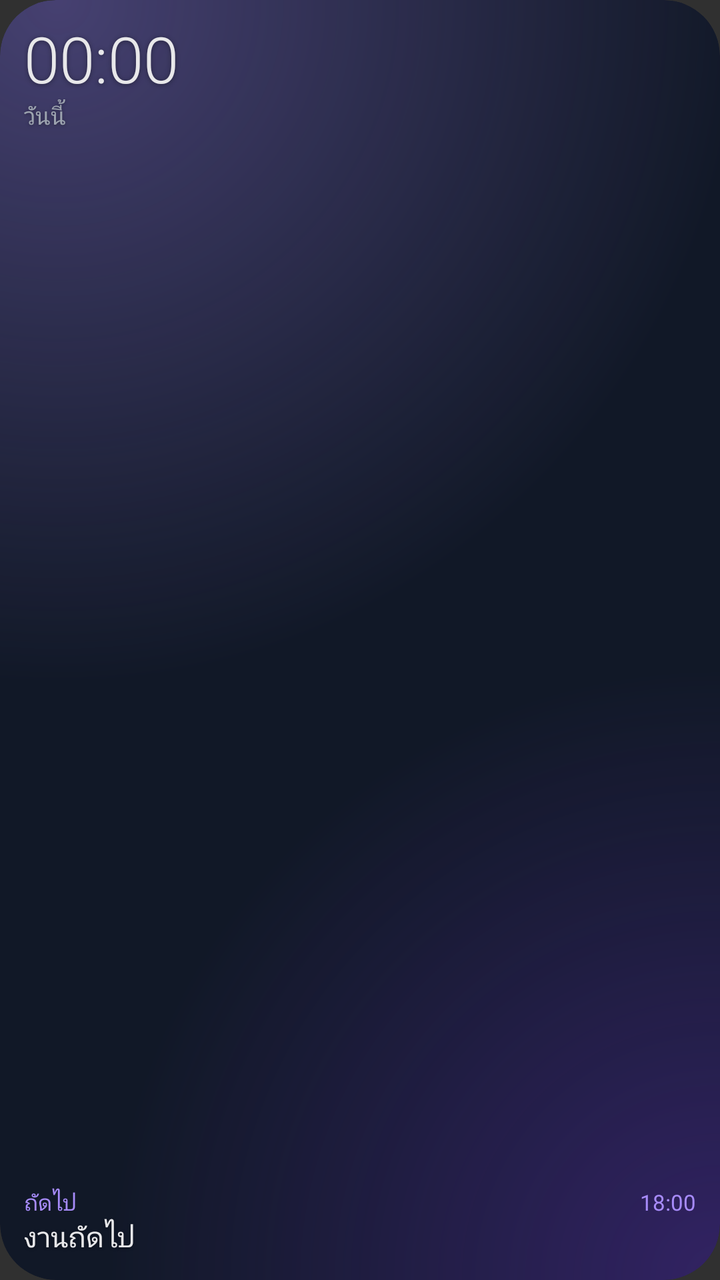
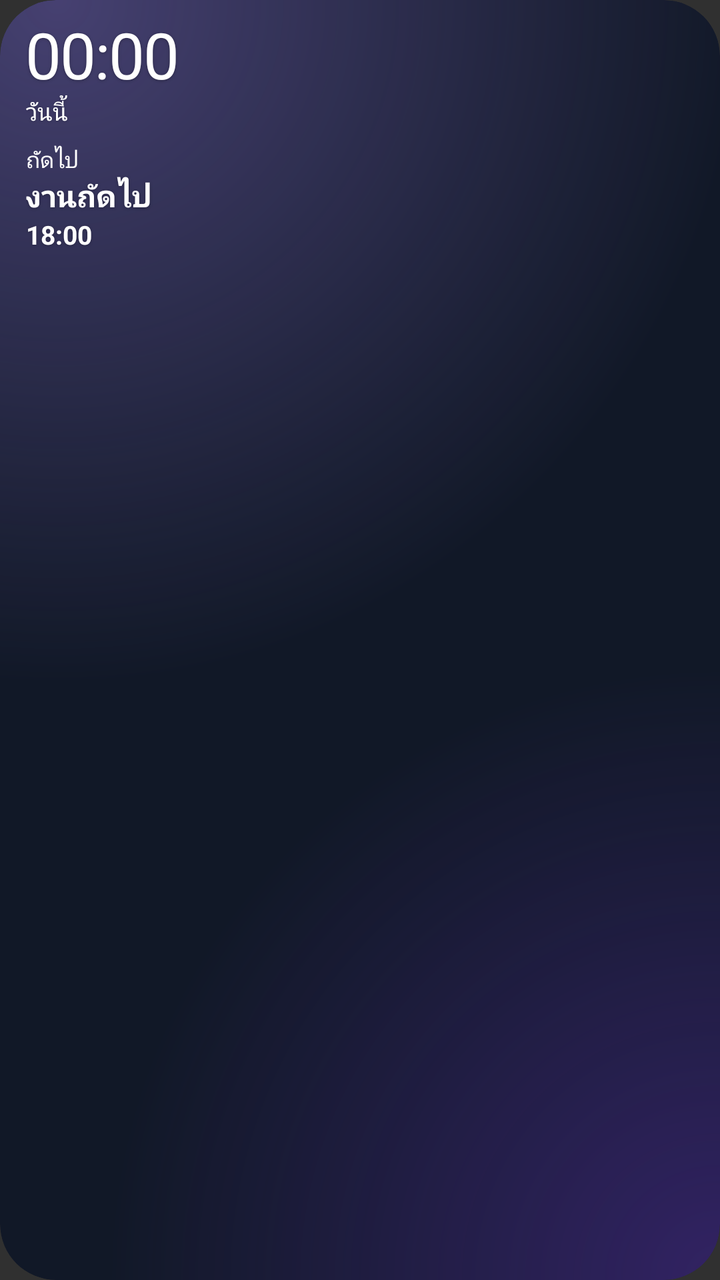

Before-and-after screenshots of an Android layout around one commit, followed by the original layout XML and the change that was made.
<!-- AndroidManifest.xml: application theme android:Theme.Material.NoActionBar -->
<!-- res/layout/widget_small.xml -->
<?xml version="1.0" encoding="utf-8"?>

<FrameLayout xmlns:android="http://schemas.android.com/apk/res/android"
    android:id="@android:id/background"
    android:layout_width="match_parent"
    android:layout_height="match_parent"
    android:background="@drawable/widget_outline"
    android:clipToOutline="true">

    <ImageView
        android:id="@+id/w_card"
        android:layout_width="match_parent"
        android:layout_height="match_parent"
        android:importantForAccessibility="no"
        android:scaleType="fitXY"
        android:src="@drawable/widget_card" />

    <ImageView
        android:id="@+id/w_photo"
        android:layout_width="match_parent"
        android:layout_height="match_parent"
        android:importantForAccessibility="no"
        android:scaleType="centerCrop"
        android:visibility="gone" />

    <ImageView
        android:id="@+id/w_glow"
        android:layout_width="match_parent"
        android:layout_height="match_parent"
        android:importantForAccessibility="no"
        android:scaleType="fitXY"
        android:src="@drawable/widget_glow" />

    <ImageView
        android:id="@+id/w_glow_end"
        android:layout_width="match_parent"
        android:layout_height="match_parent"
        android:importantForAccessibility="no"
        android:scaleType="fitXY"
        android:src="@drawable/widget_glow_end" />

    <ImageView
        android:id="@+id/w_scrim"
        android:layout_width="match_parent"
        android:layout_height="match_parent"
        android:importantForAccessibility="no"
        android:scaleType="fitXY"
        android:src="@drawable/widget_scrim"
        android:visibility="gone" />

    
    <ProgressBar
        android:id="@+id/w_shine"
        style="@android:style/Widget.ProgressBar"
        android:layout_width="match_parent"
        android:layout_height="match_parent"
        android:importantForAccessibility="no"
        android:indeterminate="true"
        android:indeterminateDrawable="@drawable/widget_shine"
        android:maxWidth="4000dp"
        android:maxHeight="4000dp"
        android:minWidth="0dp"
        android:minHeight="0dp" />

    <LinearLayout
        android:layout_width="match_parent"
        android:layout_height="match_parent"
        android:orientation="vertical"
        android:padding="12dp">

        <LinearLayout
            android:layout_width="match_parent"
            android:layout_height="wrap_content"
            android:gravity="center_vertical"
            android:orientation="horizontal">

            <TextClock
                android:id="@+id/w_clock"
                android:layout_width="0dp"
                android:layout_height="wrap_content"
                android:layout_weight="1"
                android:fontFamily="sans-serif-light"
                android:fontFeatureSettings="tnum"
                android:format12Hour="HH:mm"
                android:format24Hour="HH:mm"
                android:includeFontPadding="false"
                android:maxLines="1"
                android:shadowColor="#66000000"
                android:shadowDy="1"
                android:shadowRadius="6"
                android:textColor="#E8E8EA"
                android:textSize="32sp" />

            <ImageView
                android:id="@+id/w_moon"
                android:layout_width="14dp"
                android:layout_height="14dp"
                android:layout_marginStart="6dp"
                android:contentDescription="ช่วงเงียบ"
                android:src="@drawable/ic_moon"
                android:visibility="gone" />

            <LinearLayout
                android:id="@+id/w_wait"
                android:layout_width="wrap_content"
                android:layout_height="wrap_content"
                android:layout_marginStart="6dp"
                android:background="@drawable/widget_pill"
                android:gravity="center_vertical"
                android:orientation="horizontal"
                android:paddingStart="7dp"
                android:paddingTop="3dp"
                android:paddingEnd="8dp"
                android:paddingBottom="3dp"
                android:visibility="gone">

                <ImageView
                    android:id="@+id/w_wait_icon"
                    android:layout_width="12dp"
                    android:layout_height="12dp"
                    android:importantForAccessibility="no"
                    android:src="@drawable/ic_wallet" />

                <TextView
                    android:id="@+id/w_wait_count"
                    android:layout_width="wrap_content"
                    android:layout_height="wrap_content"
                    android:layout_marginStart="4dp"
                    android:fontFeatureSettings="tnum"
                    android:includeFontPadding="false"
                    android:maxLines="1"
                    android:textColor="#A78BFA"
                    android:textSize="11sp" />
            </LinearLayout>
        </LinearLayout>

        <TextView
            android:id="@+id/w_date"
            android:layout_width="match_parent"
            android:layout_height="wrap_content"
            android:ellipsize="end"
            android:maxLines="1"
            android:shadowColor="#59000000"
            android:shadowDy="1"
            android:shadowRadius="4"
            android:text="วันนี้"
            android:textColor="#9CA3AF"
            android:textSize="12sp" />

        
        <FrameLayout
            android:layout_width="match_parent"
            android:layout_height="0dp"
            android:layout_weight="1" />

        <LinearLayout
            android:layout_width="match_parent"
            android:layout_height="wrap_content"
            android:gravity="center_vertical"
            android:orientation="horizontal">

            <TextView
                android:id="@+id/w_head_label"
                android:layout_width="0dp"
                android:layout_height="wrap_content"
                android:layout_weight="1"
                android:ellipsize="end"
                android:maxLines="1"
                android:text="ถัดไป"
                android:textColor="#A78BFA"
                android:textSize="11sp" />

            <TextView
                android:id="@+id/w_head_time"
                android:layout_width="wrap_content"
                android:layout_height="wrap_content"
                android:layout_marginStart="6dp"
                android:fontFeatureSettings="tnum"
                android:maxLines="1"
                android:text="18:00"
                android:textColor="#A78BFA"
                android:textSize="11sp" />
        </LinearLayout>

        <TextView
            android:id="@+id/w_head_name"
            android:layout_width="match_parent"
            android:layout_height="wrap_content"
            android:ellipsize="end"
            android:maxLines="2"
            android:shadowColor="#59000000"
            android:shadowDy="1"
            android:shadowRadius="4"
            android:text="งานถัดไป"
            android:textColor="#E8E8EA"
            android:textSize="14sp" />

        <LinearLayout
            android:id="@+id/w_progress"
            android:layout_width="match_parent"
            android:layout_height="wrap_content"
            android:layout_marginTop="8dp"
            android:gravity="center_vertical"
            android:orientation="horizontal"
            android:visibility="gone">

            <FrameLayout
                android:id="@+id/w_bar"
                android:layout_width="0dp"
                android:layout_height="4dp"
                android:layout_marginEnd="10dp"
                android:layout_weight="1">

                <ImageView
                    android:layout_width="match_parent"
                    android:layout_height="match_parent"
                    android:importantForAccessibility="no"
                    android:scaleType="fitXY"
                    android:src="@drawable/widget_bar_track" />

                <ImageView
                    android:id="@+id/w_bar_fill"
                    android:layout_width="match_parent"
                    android:layout_height="match_parent"
                    android:importantForAccessibility="no"
                    android:scaleType="fitXY"
                    android:src="@drawable/widget_bar_fill" />
            </FrameLayout>

            <TextView
                android:id="@+id/w_count"
                android:layout_width="wrap_content"
                android:layout_height="wrap_content"
                android:fontFeatureSettings="tnum"
                android:maxLines="1"
                android:shadowColor="#59000000"
                android:shadowDy="1"
                android:shadowRadius="4"
                android:text="2/5"
                android:textColor="#9CA3AF"
                android:textSize="11sp" />
        </LinearLayout>
    </LinearLayout>
</FrameLayout>
<!-- resources referenced by this layout -->
<resources>
  <!-- drawable ic_moon (drawable) -->
  <?xml version="1.0" encoding="utf-8"?>
  
  <vector xmlns:android="http://schemas.android.com/apk/res/android"
      android:width="24dp"
      android:height="24dp"
      android:viewportWidth="24"
      android:viewportHeight="24">
      <path
          android:pathData="M20.985 12.486a9 9 0 1 1-9.473-9.472c.405-.022.617.46.402.803a6 6 0 0 0 8.268 8.268c.344-.215.825-.004.803.401"
          android:fillColor="#00000000"
          android:strokeColor="#FFFFFFFF"
          android:strokeWidth="2"
          android:strokeLineCap="round"
          android:strokeLineJoin="round"
          />
  </vector>
  <!-- drawable widget_bar_fill (drawable) -->
  <?xml version="1.0" encoding="utf-8"?>
  
  <clip xmlns:android="http://schemas.android.com/apk/res/android"
      android:clipOrientation="horizontal"
      android:drawable="@drawable/widget_bar"
      android:gravity="left" />
  <!-- drawable widget_bar_track (drawable) -->
  <?xml version="1.0" encoding="utf-8"?>
  
  <shape xmlns:android="http://schemas.android.com/apk/res/android"
      android:shape="rectangle">
      <corners android:radius="3dp" />
      <solid android:color="#2EFFFFFF" />
  </shape>
  <!-- drawable widget_card (drawable) -->
  <?xml version="1.0" encoding="utf-8"?>
  
  <shape xmlns:android="http://schemas.android.com/apk/res/android"
      android:shape="rectangle">
      <corners android:radius="@dimen/widget_radius" />
      <solid android:color="#111827" />
  </shape>
  <!-- drawable widget_glow (drawable) -->
  <?xml version="1.0" encoding="utf-8"?>
  
  <shape xmlns:android="http://schemas.android.com/apk/res/android"
      android:shape="rectangle">
      <corners android:radius="@dimen/widget_radius" />
      <gradient
          android:centerX="0.08"
          android:centerY="0"
          android:endColor="#00A78BFA"
          android:gradientRadius="95%"
          android:startColor="#59A78BFA"
          android:type="radial" />
  </shape>
  <!-- drawable widget_glow_end (drawable) -->
  <?xml version="1.0" encoding="utf-8"?>
  
  <shape xmlns:android="http://schemas.android.com/apk/res/android"
      android:shape="rectangle">
      <corners android:radius="@dimen/widget_radius" />
      <gradient
          android:centerX="1"
          android:centerY="1"
          android:endColor="#007C3AED"
          android:gradientRadius="85%"
          android:startColor="#4D7C3AED"
          android:type="radial" />
  </shape>
  <!-- drawable widget_outline (drawable) -->
  <?xml version="1.0" encoding="utf-8"?>
  
  <shape xmlns:android="http://schemas.android.com/apk/res/android"
      android:shape="rectangle">
      <corners android:radius="@dimen/widget_radius" />
      <solid android:color="@android:color/transparent" />
  </shape>
  <!-- drawable widget_pill (drawable) -->
  <?xml version="1.0" encoding="utf-8"?>
  
  <shape xmlns:android="http://schemas.android.com/apk/res/android"
      android:shape="rectangle">
      <corners android:radius="12dp" />
      <solid android:color="#1FFFFFFF" />
  </shape>
  <!-- drawable widget_scrim (drawable) -->
  <?xml version="1.0" encoding="utf-8"?>
  
  <shape xmlns:android="http://schemas.android.com/apk/res/android"
      android:shape="rectangle">
      <corners android:radius="@dimen/widget_radius" />
      <gradient
          android:angle="270"
          android:centerColor="#66000000"
          android:endColor="#A6000000"
          android:startColor="#8C000000" />
  </shape>
  <!-- drawable widget_bar (drawable) -->
  <?xml version="1.0" encoding="utf-8"?>
  
  <shape xmlns:android="http://schemas.android.com/apk/res/android"
      android:shape="rectangle">
      <corners android:radius="3dp" />
      <solid android:color="#FFFFFFFF" />
  </shape>
  <dimen name="widget_radius">20dp</dimen>
  <!-- unchanged entries left out for length: 2 -->
</resources>

<!-- the commit's change to res/layout/widget_small.xml (unified diff, before → after) -->
@@ -23,6 +23,14 @@
         android:scaleType="centerCrop"
         android:visibility="gone" />
 
+    
+    <ViewStub
+        android:id="@+id/w_film_stub"
+        android:layout_width="match_parent"
+        android:layout_height="match_parent"
+        android:inflatedId="@+id/w_film"
+        android:layout="@layout/widget_film" />
+
     <ImageView
         android:id="@+id/w_glow"
         android:layout_width="match_parent"
@@ -40,12 +48,12 @@
         android:src="@drawable/widget_glow_end" />
 
     <ImageView
-        android:id="@+id/w_scrim"
-        android:layout_width="match_parent"
-        android:layout_height="match_parent"
-        android:importantForAccessibility="no"
-        android:scaleType="fitXY"
-        android:src="@drawable/widget_scrim"
+        android:id="@+id/w_veil"
+        android:layout_width="match_parent"
+        android:layout_height="match_parent"
+        android:importantForAccessibility="no"
+        android:scaleType="fitXY"
+        android:src="@drawable/widget_veil"
         android:visibility="gone" />
 
     
@@ -66,7 +74,10 @@
         android:layout_width="match_parent"
         android:layout_height="match_parent"
         android:orientation="vertical"
-        android:padding="12dp">
+        android:paddingStart="13dp"
+        android:paddingTop="10dp"
+        android:paddingEnd="11dp"
+        android:paddingBottom="10dp">
 
         <LinearLayout
             android:layout_width="match_parent"
@@ -79,23 +90,24 @@
                 android:layout_width="0dp"
                 android:layout_height="wrap_content"
                 android:layout_weight="1"
-                android:fontFamily="sans-serif-light"
+                android:fontFamily="sans-serif"
                 android:fontFeatureSettings="tnum"
                 android:format12Hour="HH:mm"
                 android:format24Hour="HH:mm"
                 android:includeFontPadding="false"
-                android:maxLines="1"
-                android:shadowColor="#66000000"
-                android:shadowDy="1"
-                android:shadowRadius="6"
-                android:textColor="#E8E8EA"
+                android:letterSpacing="-0.02"
+                android:maxLines="1"
+                android:shadowColor="#4D000000"
+                android:shadowDy="1"
+                android:shadowRadius="4"
+                android:textColor="#FFFFFF"
                 android:textSize="32sp" />
 
             <ImageView
                 android:id="@+id/w_moon"
                 android:layout_width="14dp"
                 android:layout_height="14dp"
-                android:layout_marginStart="6dp"
+                android:layout_marginStart="4dp"
                 android:contentDescription="ช่วงเงียบ"
                 android:src="@drawable/ic_moon"
                 android:visibility="gone" />
@@ -104,20 +116,20 @@
                 android:id="@+id/w_wait"
                 android:layout_width="wrap_content"
                 android:layout_height="wrap_content"
-                android:layout_marginStart="6dp"
+                android:layout_marginStart="4dp"
                 android:background="@drawable/widget_pill"
                 android:gravity="center_vertical"
                 android:orientation="horizontal"
-                android:paddingStart="7dp"
+                android:paddingStart="6dp"
                 android:paddingTop="3dp"
-                android:paddingEnd="8dp"
+                android:paddingEnd="7dp"
                 android:paddingBottom="3dp"
                 android:visibility="gone">
 
                 <ImageView
                     android:id="@+id/w_wait_icon"
-                    android:layout_width="12dp"
-                    android:layout_height="12dp"
+                    android:layout_width="11dp"
+                    android:layout_height="11dp"
                     android:importantForAccessibility="no"
                     android:src="@drawable/ic_wallet" />
 
@@ -125,11 +137,12 @@
                     android:id="@+id/w_wait_count"
                     android:layout_width="wrap_content"
                     android:layout_height="wrap_content"
-                    android:layout_marginStart="4dp"
+                    android:layout_marginStart="3dp"
+                    android:fontFamily="sans-serif-medium"
                     android:fontFeatureSettings="tnum"
                     android:includeFontPadding="false"
                     android:maxLines="1"
-                    android:textColor="#A78BFA"
+                    android:textColor="#FFFFFF"
                     android:textSize="11sp" />
             </LinearLayout>
         </LinearLayout>
@@ -139,67 +152,81 @@
             android:layout_width="match_parent"
             android:layout_height="wrap_content"
             android:ellipsize="end"
+            android:fontFamily="sans-serif-medium"
             android:maxLines="1"
-            android:shadowColor="#59000000"
+            android:shadowColor="#40000000"
             android:shadowDy="1"
-            android:shadowRadius="4"
+            android:shadowRadius="3"
             android:text="วันนี้"
-            android:textColor="#9CA3AF"
+            android:textColor="#FFFFFF"
             android:textSize="12sp" />
 
-        
+        <LinearLayout
+            android:id="@+id/w_notes"
+            android:layout_width="match_parent"
+            android:layout_height="wrap_content"
+            android:layout_marginStart="-7dp"
+            android:layout_marginTop="2dp"
+            android:gravity="center_vertical"
+            android:orientation="horizontal"
+            android:visibility="gone" />
+
+        <LinearLayout
+            android:id="@+id/w_head"
+            android:layout_width="match_parent"
+            android:layout_height="wrap_content"
+            android:layout_marginTop="8dp"
+            android:orientation="vertical">
+
+            <TextView
+                android:id="@+id/w_head_label"
+                android:layout_width="match_parent"
+                android:layout_height="wrap_content"
+                android:ellipsize="end"
+                android:fontFamily="sans-serif-medium"
+                android:maxLines="1"
+                android:text="ถัดไป"
+                android:textColor="#FFFFFF"
+                android:textSize="11sp" />
+
+            <TextView
+                android:id="@+id/w_head_name"
+                android:layout_width="match_parent"
+                android:layout_height="wrap_content"
+                android:ellipsize="end"
+                android:maxLines="2"
+                android:shadowColor="#4D000000"
+                android:shadowDy="1"
+                android:shadowRadius="4"
+                android:text="งานถัดไป"
+                android:textColor="#FFFFFF"
+                android:textSize="15sp"
+                android:textStyle="bold" />
+
+            <TextView
+                android:id="@+id/w_head_time"
+                android:layout_width="match_parent"
+                android:layout_height="wrap_content"
+                android:fontFeatureSettings="tnum"
+                android:maxLines="1"
+                android:shadowColor="#40000000"
+                android:shadowDy="1"
+                android:shadowRadius="3"
+                android:text="18:00"
+                android:textColor="#FFFFFF"
+                android:textSize="13sp"
+                android:textStyle="bold" />
+        </LinearLayout>
+
         <FrameLayout
             android:layout_width="match_parent"
             android:layout_height="0dp"
             android:layout_weight="1" />
 
         <LinearLayout
-            android:layout_width="match_parent"
-            android:layout_height="wrap_content"
-            android:gravity="center_vertical"
-            android:orientation="horizontal">
-
-            <TextView
-                android:id="@+id/w_head_label"
-                android:layout_width="0dp"
-                android:layout_height="wrap_content"
-                android:layout_weight="1"
-                android:ellipsize="end"
-                android:maxLines="1"
-                android:text="ถัดไป"
-                android:textColor="#A78BFA"
-                android:textSize="11sp" />
-
-            <TextView
-                android:id="@+id/w_head_time"
-                android:layout_width="wrap_content"
-                android:layout_height="wrap_content"
-                android:layout_marginStart="6dp"
-                android:fontFeatureSettings="tnum"
-                android:maxLines="1"
-                android:text="18:00"
-                android:textColor="#A78BFA"
-                android:textSize="11sp" />
-        </LinearLayout>
-
-        <TextView
-            android:id="@+id/w_head_name"
-            android:layout_width="match_parent"
-            android:layout_height="wrap_content"
-            android:ellipsize="end"
-            android:maxLines="2"
-            android:shadowColor="#59000000"
-            android:shadowDy="1"
-            android:shadowRadius="4"
-            android:text="งานถัดไป"
-            android:textColor="#E8E8EA"
-            android:textSize="14sp" />
-
-        <LinearLayout
             android:id="@+id/w_progress"
             android:layout_width="match_parent"
             android:layout_height="wrap_content"
-            android:layout_marginTop="8dp"
             android:gravity="center_vertical"
             android:orientation="horizontal"
             android:visibility="gone">
@@ -208,10 +235,11 @@
                 android:id="@+id/w_bar"
                 android:layout_width="0dp"
                 android:layout_height="4dp"
-                android:layout_marginEnd="10dp"
+                android:layout_marginEnd="8dp"
                 android:layout_weight="1">
 
                 <ImageView
+                    android:id="@+id/w_bar_track"
                     android:layout_width="match_parent"
                     android:layout_height="match_parent"
                     android:importantForAccessibility="no"
@@ -231,14 +259,26 @@
                 android:id="@+id/w_count"
                 android:layout_width="wrap_content"
                 android:layout_height="wrap_content"
+                android:fontFamily="sans-serif-medium"
                 android:fontFeatureSettings="tnum"
                 android:maxLines="1"
-                android:shadowColor="#59000000"
-                android:shadowDy="1"
-                android:shadowRadius="4"
+                android:shadowColor="#40000000"
+                android:shadowDy="1"
+                android:shadowRadius="3"
                 android:text="2/5"
-                android:textColor="#9CA3AF"
+                android:textColor="#FFFFFF"
                 android:textSize="11sp" />
         </LinearLayout>
     </LinearLayout>
 </FrameLayout>
+<!-- res/layout/widget_film.xml (included above) -->
+<?xml version="1.0" encoding="utf-8"?>
+
+<ViewFlipper xmlns:android="http://schemas.android.com/apk/res/android"
+    android:id="@+id/w_film"
+    android:layout_width="match_parent"
+    android:layout_height="match_parent"
+    android:autoStart="true"
+    android:flipInterval="83"
+    android:importantForAccessibility="no"
+    android:measureAllChildren="false" />
<!-- resource entries referenced after the edit -->
@@ -84,17 +84,13 @@
       <corners android:radius="12dp" />
       <solid android:color="#1FFFFFFF" />
   </shape>
-  <!-- drawable widget_scrim (drawable) -->
+  <!-- drawable widget_veil (drawable) -->
   <?xml version="1.0" encoding="utf-8"?>
   
   <shape xmlns:android="http://schemas.android.com/apk/res/android"
       android:shape="rectangle">
       <corners android:radius="@dimen/widget_radius" />
-      <gradient
-          android:angle="270"
-          android:centerColor="#66000000"
-          android:endColor="#A6000000"
-          android:startColor="#8C000000" />
+      <solid android:color="#FFFFFFFF" />
   </shape>
   <!-- drawable widget_bar (drawable) -->
   <?xml version="1.0" encoding="utf-8"?>
